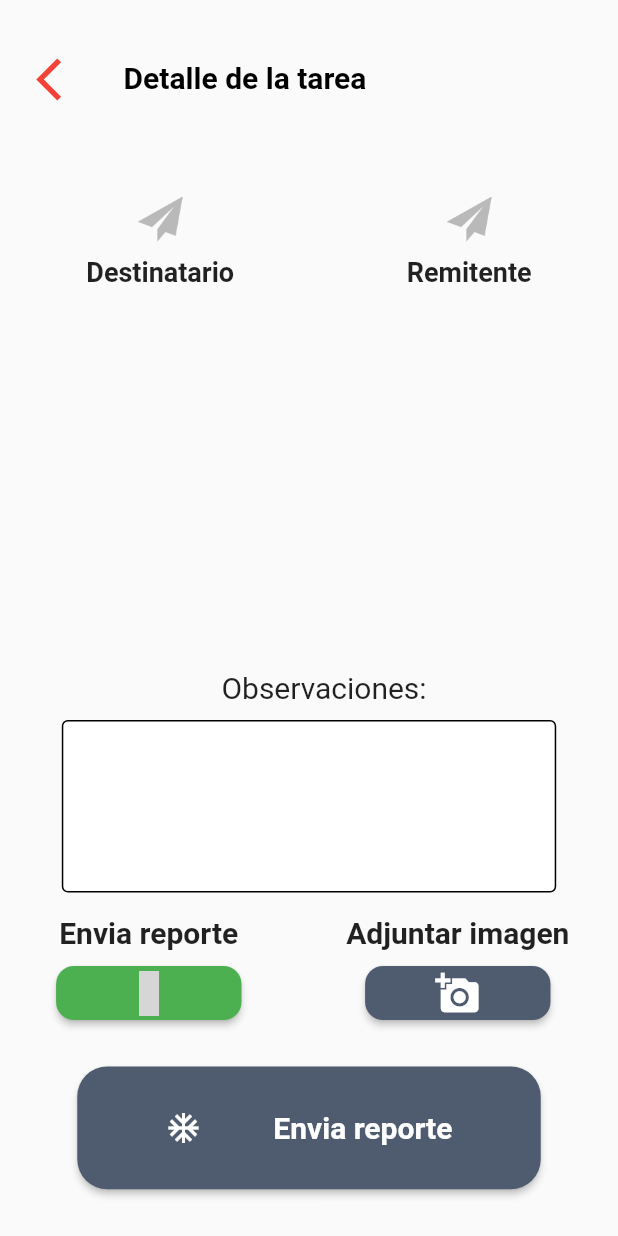
After one commit to caronarvaez8/diligenciass, a Flutter app: the TaskDetalisList screen opened directly, on a phone screen of 412 x 824 dp. The commit adds this screen. Run offline on Flutter 3.47's test engine with Material 2 defaults, Android fonts, the phone set to English and light mode, and no system bars; our stand-ins replace connectivity_plus, shared_preferences, sqflite; accounts and stored records are empty; Roboto replaces fonts that are missing (OpenSans_SemiBold); statements that could not run were skipped; grey boxes are pictures that could not be loaded.

Commit message:
task details interfaz

```diff
--- a/lib/main.dart
+++ b/lib/main.dart
@@ -12,7 +12,7 @@ void main() {
   runApp(MultiProvider(
     providers: [
       ChangeNotifierProvider(create: (_) => DatosNotifier()),
-     Provider(create: (context) => UserNotifier()),
+      ListenableProvider(create: (context) => UserNotifier()),
     ],
     child: MyApp(),
   ),);
--- a/lib/pages/login.dart
+++ b/lib/pages/login.dart
@@ -71,7 +71,7 @@ class _LoginState extends State<Login> with SingleTickerProviderStateMixin {
                     insetPadding: EdgeInsets.all(10),
                     child: SingleChildScrollView(
                         child: Stack(
-                            overflow: Overflow.visible,
+                            //overflow: Overflow.visible,
                             alignment: Alignment.center,
                             children: <Widget>[
                               Container(
@@ -283,7 +283,7 @@ class _LoginState extends State<Login> with SingleTickerProviderStateMixin {
                                                       insetPadding: EdgeInsets.all(10),
                                                       child: SingleChildScrollView(
                                                           child: Stack(
-                                                              overflow: Overflow.visible,
+                                                             // overflow: Overflow.visible,
                                                               alignment: Alignment.center,
                                                               children: <Widget>[
                                                                 Container(
--- /dev/null
+++ b/lib/pages/task_details.dart
@@ -0,0 +1,305 @@
+import 'package:diligencias/models/datos.dart';
+import 'package:diligencias/provider/datos_notifier.dart';
+import 'package:flutter/material.dart';
+import 'package:provider/provider.dart';
+import 'package:shared_preferences/shared_preferences.dart';
+import 'package:flutter/cupertino.dart';
+import 'package:http/http.dart' as http;
+import 'dart:convert';
+import 'home.dart';
+
+String url2 = "https://www.su-web.net/controladores/funcionesGestioncci.php";
+
+class TaskDetalisList extends StatefulWidget {
+  @override
+
+  _TaskDetalisListState createState() => _TaskDetalisListState();
+  late SharedPreferences sharedPreferences;
+}
+
+class _TaskDetalisListState extends State<TaskDetalisList> {
+
+  Widget build(BuildContext context) {
+    double widthApp = MediaQuery.of(context).size.width;
+    double heightApp = MediaQuery.of(context).size.height;
+    return Scaffold(
+        body: SingleChildScrollView(
+         child: Column(
+            children: [
+              Container(
+                  padding: const EdgeInsets.only(top: 28),
+                  child: Row(
+                      children: [
+                        Expanded(
+                          flex: 2,
+                          child: Container(
+                            child: IconButton(
+                              icon: Icon(Icons.arrow_back_ios, color: Colors.red, size: 34,),
+                              onPressed: () {
+                                  Navigator.pop(context);
+                              },
+                            ),
+                          ),
+                        ),
+                        const Expanded(
+                          flex: 8,
+                          child: Text("Detalle de la tarea",
+                              style: TextStyle(
+                                  color: Colors.black,
+                                  fontFamily: "OpenSans_SemiBold",
+                                  fontSize: 20,
+                                  fontWeight: FontWeight.w600)),
+                        ),
+                      ]),
+
+              ),
+              SizedBox(height: 50,),
+              Row(
+                mainAxisAlignment: MainAxisAlignment.spaceEvenly,
+                children: [
+                     Column(
+                       children: [
+                         GestureDetector(
+                           child: Column(
+                             children: [
+                               Container(
+                                 margin: EdgeInsets.all(5),
+                                 child: const Image(
+                                   image: AssetImage('assets/images/enviar.png'),
+                                   color: Colors.black26,
+                                   fit: BoxFit.contain,
+                                   height: 30,
+                                   width: 30,
+                                 ),
+                               ),
+                               Container(
+                                 margin: EdgeInsets.all(5),
+                                 child: const Text(
+                                     "Destinatario",
+                                   style: TextStyle(fontSize: 18, fontWeight: FontWeight.w700),
+                                 ),
+                               ),
+                             ],
+                           ),
+                           onTap: () {
+                             print("object");
+                             setState(() {
+                                   destinatario();
+                             });
+                           }
+                         )
+                       ],
+                     ),
+                     const SizedBox(height: 20,),
+                     Column(
+                       children: [
+                         Container(
+                           margin: EdgeInsets.all(5),
+                           child: const Image(
+                             image: AssetImage('assets/images/enviar.png'),
+                             color: Colors.black26,
+                             fit: BoxFit.contain,
+                             height: 30,
+                             width: 30,
+                           ),
+                         ),
+                         Container(
+                           margin: EdgeInsets.all(5),
+                           child: const Text(
+                               "Remitente",
+                               style: TextStyle(fontSize: 18, fontWeight: FontWeight.w700)
+                           ),
+                         ),
+                       ],
+                     )
+              ],),
+              const SizedBox(height: 250,),
+              Row(
+                mainAxisAlignment: MainAxisAlignment.spaceEvenly,
+                children: [
+                  Flexible(
+                    child: Column(
+                      children: [
+                        Container(
+                          child: Text("Observaciones:", style: TextStyle(fontSize: 20),),
+                          alignment: Alignment.center,
+                          margin: EdgeInsets.only(left: 20),
+                          width: widthApp * 0.8,
+
+                        ),
+                        Container(
+                            margin: EdgeInsets.all(10),
+                            width: widthApp * 0.8,
+                            child: TextFormField(
+                              style: const TextStyle(
+                                fontSize: 15.0,
+                                height: 5,
+                              ),
+                              // controller: controllerUser,
+                              cursorColor: Colors.black,
+                              decoration: const InputDecoration(
+                                filled: true,
+                                fillColor: Colors.white,
+                                focusedBorder: OutlineInputBorder(
+                                  borderSide: BorderSide(color: Colors.black, width: 1.0),
+                                ),
+                                enabledBorder: OutlineInputBorder(
+                                  borderSide: BorderSide(color: Colors.black, width: 1.0),
+                                ),
+                              ),
+
+                            )
+
+                        ),
+                      ],
+                    ),)
+                ],
+              ),
+              Row(
+                mainAxisAlignment: MainAxisAlignment.spaceEvenly,
+                children: [
+                  Column(
+                            children: [
+                              Container(
+                                margin: EdgeInsets.only(top: 5),
+                                child: const Text(
+                                  "Envia reporte",
+                                  style: TextStyle(fontSize: 20, fontWeight: FontWeight.w700),
+                                ),
+                              ),
+                              Container(
+                                  width: widthApp * 0.3,
+                                  margin: EdgeInsets.all(5),
+                                  child: RaisedButton(
+                                    child: Icon(Icons.whatsapp, color: Colors.white, size: 30,),
+                                    onPressed: () {
+                                      Navigator.pop(context);
+                                    },
+                                    color: Colors.green,
+                                    textColor: Colors.white,
+                                    shape: RoundedRectangleBorder(
+                                      borderRadius:
+                                      BorderRadius.circular(12.0),
+                                    ),
+                                  )),
+
+                            ],
+
+                  ),
+                  const SizedBox(height: 20,),
+                  Column(
+                            children: [
+                              Container(
+                                margin: EdgeInsets.only(top: 5),
+                                child: const Text(
+                                  "Adjuntar imagen",
+                                  style: TextStyle(fontSize: 20, fontWeight: FontWeight.w700),
+                                ),
+                              ),
+                              Container(
+                                  width: widthApp * 0.3,
+                                  margin: EdgeInsets.all(5),
+                                  child: RaisedButton(
+                                    child: Icon(Icons.add_a_photo, color: Colors.white, size: 30,),
+                                    onPressed: () {
+                                      Navigator.pop(context);
+                                    },
+                                    color: Color(0xFF4F5C70),
+                                    textColor: Colors.white,
+                                    shape: RoundedRectangleBorder(
+                                      borderRadius:
+                                      BorderRadius.circular(12.0),
+                                    ),
+                                  )),
+
+                            ],
+
+                  ),
+                ],),
+              Row(
+                mainAxisAlignment: MainAxisAlignment.center,
+                children: [
+                  Container(
+                      width: widthApp * 0.75,
+                      height: heightApp*0.16,
+                      padding: EdgeInsets.only(top: 20, bottom: 30),
+                      child: RaisedButton(
+                        child: Row(
+                          mainAxisAlignment: MainAxisAlignment.spaceEvenly,
+                          children: [
+                            Container(
+                              margin: EdgeInsets.all(5),
+                              child: Icon(Icons.ac_unit, color: Colors.white),
+
+                            ),
+                            Container(
+                              margin: EdgeInsets.all(5),
+                              child: const Text(
+                                "Envia reporte",
+                                style: TextStyle(fontSize: 20, fontWeight: FontWeight.w700),
+                              ),
+
+                            ),
+                          ],
+                        ),
+                        onPressed: () {
+                        },
+                        color: Color(0xFF4F5C70),
+                        textColor: Colors.white,
+                        shape: RoundedRectangleBorder(
+                          borderRadius:
+                          BorderRadius.circular(20.0),
+                        ),
+                      ))
+                ],
+              )
+            ],
+          )
+
+        )
+    );
+
+  }
+
+}
+class destinatario extends StatelessWidget {
+  const destinatario({Key? key}) : super(key: key);
+
+  @override
+  Widget build(BuildContext context) {
+    return Card(
+          elevation: 8,
+          shadowColor: Colors.blue,
+          child: Container(width: 100, height: 100, color: Colors.red),
+
+    );
+  }
+}
+
+
+Future<List<Datos>> servicioDatos() async {
+  List<Datos> datos = [];
+  try {
+    var uri = await http.post(Uri.parse(url2), body: {
+      'funcionphp': 'listarPendientes',
+      'datosForm': '{"oidMensajero": 66778, "optEstado" : "pdte"}',
+      'dispositivo': 'movil',
+      'usuario': '16773145',
+      'oidUsuario': "66778"
+    });
+    if (uri.statusCode == 200) {
+      Map<String, dynamic> decoded = Map<String, dynamic>.from(jsonDecode(uri.body));
+      for (var i = 0; i < decoded['listaDiligencias'].length; i++) {
+        Datos aux = Datos.fromJson(decoded['listaDiligencias'][i]);
+        datos.add(aux);
+        print("holaaaaaa yooooooooo ${aux.toMap().toString()}");
+      }
+      return datos;
+    } else {
+      return Future.error("error este user");
+    }
+  } catch (e) {
+    return Future.error(e);
+  }
+
+}
```
Also changed, not shown: lib/pages/datos_list.dart (+47 -107 lines), pubspec.lock, 1 other file.
